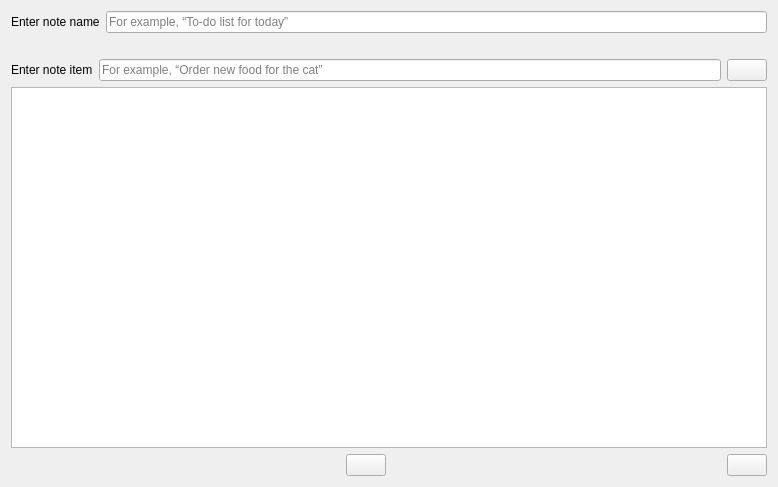
Old version of the form Notessa/todo_notes/ui/create_todo_note_widget.ui in the repository Eixini/Notessa.
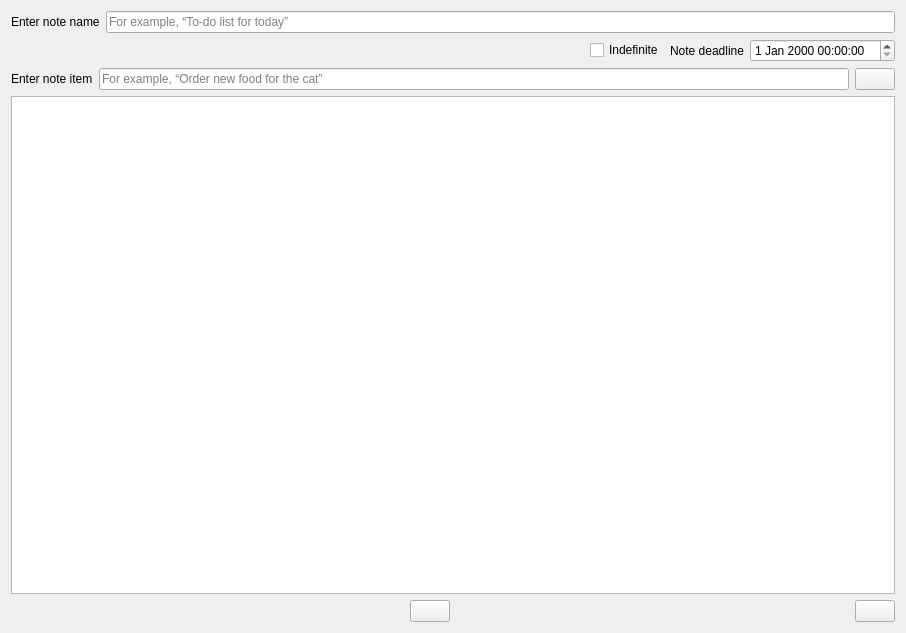
New version of the form. Icons and pictures are not drawn.

```diff
--- a/Notessa/todo_notes/ui/create_todo_note_widget.ui
+++ b/Notessa/todo_notes/ui/create_todo_note_widget.ui
@@ -6,8 +6,8 @@
    <rect>
     <x>0</x>
     <y>0</y>
-    <width>778</width>
-    <height>487</height>
+    <width>906</width>
+    <height>633</height>
    </rect>
   </property>
   <property name="windowTitle">
@@ -15,10 +15,7 @@
   </property>
   <layout class="QVBoxLayout" name="verticalLayout">
    <item>
-    <layout class="QHBoxLayout" name="todonote_name_horizontal_layout">
-     <property name="bottomMargin">
-      <number>20</number>
-     </property>
+    <layout class="QHBoxLayout" name="horizontalLayout">
      <item>
       <widget class="QLabel" name="todo_note_name_label">
        <property name="text">
@@ -35,6 +32,54 @@
      </item>
     </layout>
    </item>
+   <item>
+    <layout class="QHBoxLayout" name="horizontalLayout_2">
+     <item>
+      <spacer name="horizontalSpacer_3">
+       <property name="orientation">
+        <enum>Qt::Horizontal</enum>
+       </property>
+       <property name="sizeHint" stdset="0">
+        <size>
+         <width>40</width>
+         <height>20</height>
+        </size>
+       </property>
+      </spacer>
+     </item>
+     <item>
+      <widget class="QCheckBox" name="indefinite_checkbox">
+       <property name="text">
+        <string>Indefinite</string>
+       </property>
+      </widget>
+     </item>
+     <item>
+      <widget class="QLabel" name="note_deadline_label">
+       <property name="text">
+        <string>Note deadline</string>
+       </property>
+      </widget>
+     </item>
+     <item>
+      <widget class="QDateTimeEdit" name="note_date_time_edit">
+       <property name="minimumDateTime">
+        <datetime>
+         <hour>0</hour>
+         <minute>0</minute>
+         <second>0</second>
+         <year>1970</year>
+         <month>1</month>
+         <day>1</day>
+        </datetime>
+       </property>
+       <property name="calendarPopup">
+        <bool>false</bool>
+       </property>
+      </widget>
+     </item>
+    </layout>
+   </item>
    <item>
     <layout class="QHBoxLayout" name="note_item_horizontal_layout">
      <item>
```
Left out of the diff: 4 changed lines with no effect on the pictures.
